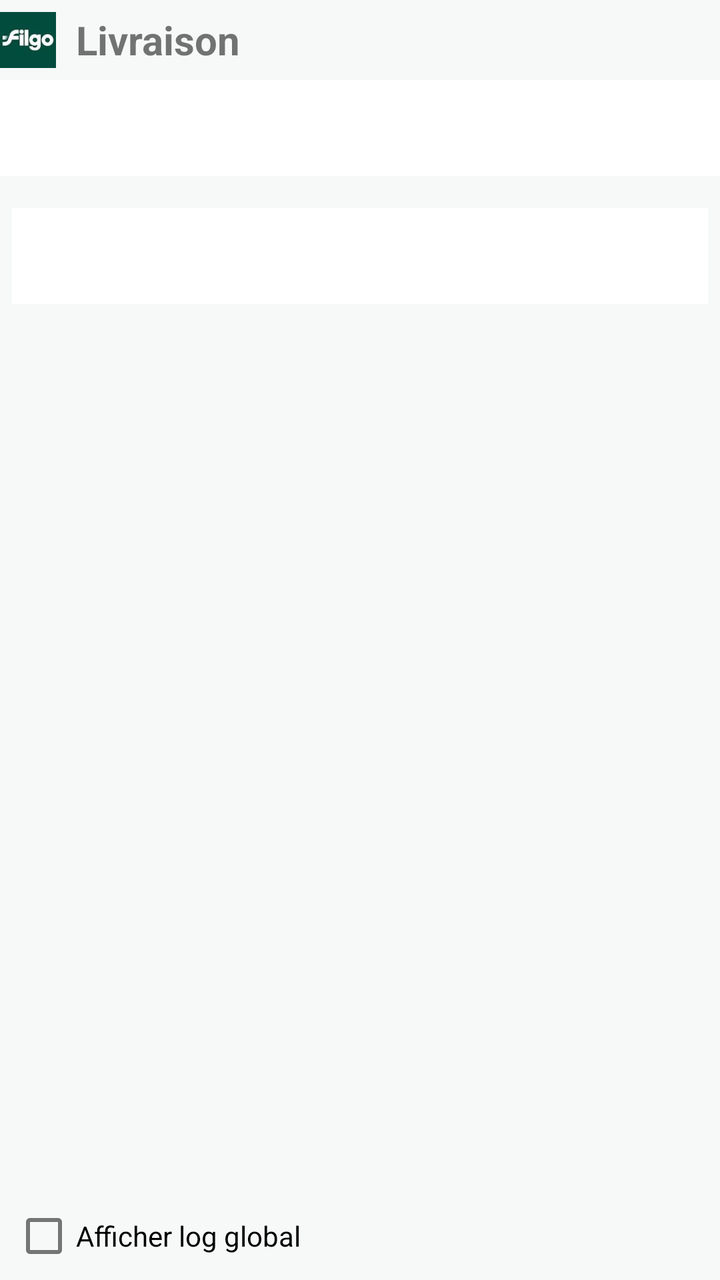
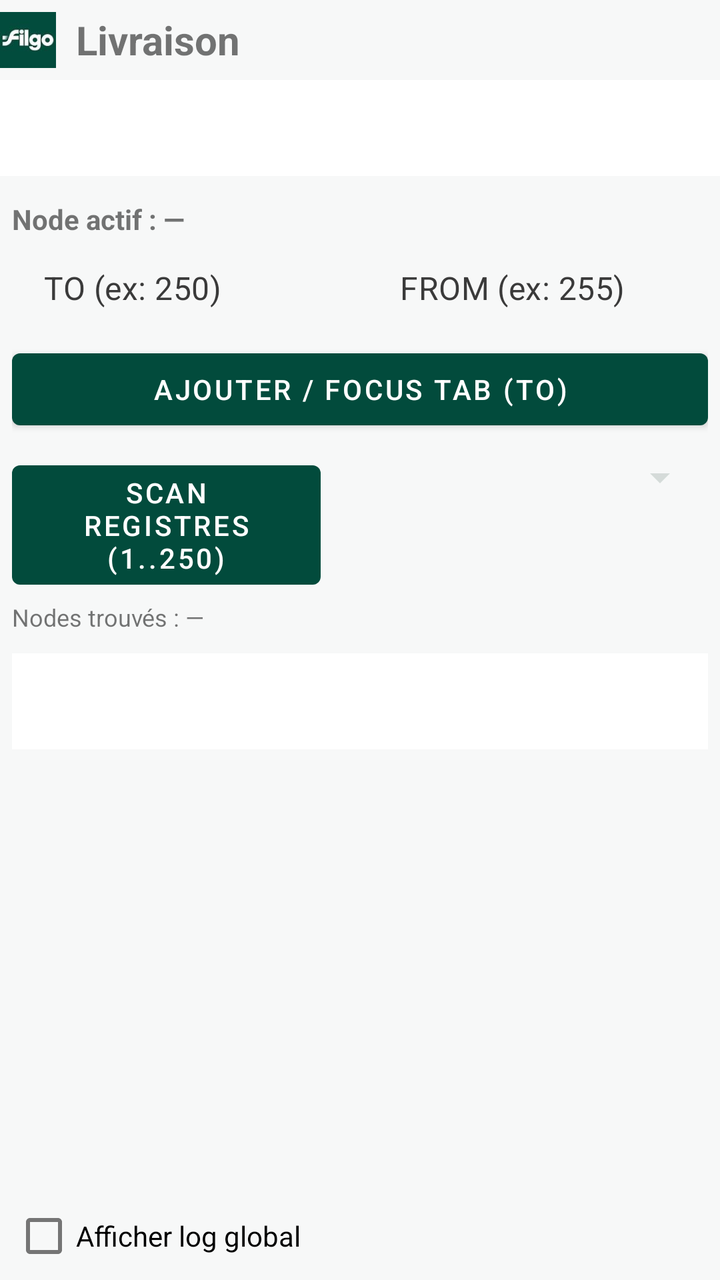

Compare the two renders of this Android layout. The source of the first and the diff that turns it into the second are given below.
<!-- AndroidManifest.xml: application theme Theme.LcrFilgoEnergie -->
<!-- res/layout/activity_main.xml -->
<LinearLayout xmlns:android="http://schemas.android.com/apk/res/android"
    xmlns:app="http://schemas.android.com/apk/res-auto"
    android:id="@+id/rootTabs"
    android:layout_width="match_parent"
    android:layout_height="match_parent"
    android:orientation="vertical">

    
    <LinearLayout
        android:id="@+id/headerFilgo"
        android:layout_width="match_parent"
        android:layout_height="wrap_content"
        android:orientation="horizontal"
        android:gravity="center_vertical"
        android:paddingTop="6dp"
        android:paddingBottom="6dp">

        <ImageView
            android:id="@+id/imgFilgo"
            android:layout_width="28dp"
            android:layout_height="28dp"
            android:src="@mipmap/logoenergie1"
            android:contentDescription="Filgo"
            android:scaleType="fitCenter" />

        <TextView
            android:id="@+id/txtHeaderLivraison"
            android:layout_width="wrap_content"
            android:layout_height="wrap_content"
            android:layout_marginStart="10dp"
            android:text="Livraison"
            android:textStyle="bold"
            android:textSize="20sp" />
    </LinearLayout>

    
    <com.google.android.material.tabs.TabLayout
        android:id="@+id/tabLayout"
        android:layout_width="match_parent"
        android:layout_height="wrap_content"
        app:tabMode="fixed"
        app:tabGravity="fill" />

    
    
    <LinearLayout
        android:id="@+id/pageMain"
        android:layout_width="match_parent"
        android:layout_height="0dp"
        android:layout_weight="1"
        android:orientation="vertical">

        <LinearLayout
            android:id="@+id/root"
            android:layout_width="match_parent"
            android:layout_height="match_parent"
            android:orientation="vertical"
            android:padding="6dp">
      
            
            <com.google.android.material.tabs.TabLayout
                android:id="@+id/tabRegisters"
                android:layout_width="match_parent"
                android:layout_height="wrap_content"
                android:layout_marginTop="10dp"
                app:tabMode="scrollable"
                app:tabGravity="fill" />

            <FrameLayout
                android:id="@+id/registerContainer"
                android:layout_width="match_parent"
                android:layout_height="0dp"
                android:layout_weight="1"
                android:layout_marginTop="6dp" />

            
            <CheckBox
                android:id="@+id/cbShowLog"
                android:layout_width="wrap_content"
                android:layout_height="wrap_content"
                android:layout_marginTop="8dp"
                android:text="Afficher log global"
                android:checked="false"
                android:minHeight="0dp"
                android:paddingTop="0dp"
                android:paddingBottom="0dp" />

            <LinearLayout
                android:id="@+id/logPanel"
                android:layout_width="match_parent"
                android:layout_height="180dp"
                android:orientation="vertical"
                android:layout_marginTop="4dp"
                android:visibility="gone">

                <ScrollView
                    android:id="@+id/logScroll"
                    android:layout_width="match_parent"
                    android:layout_height="0dp"
                    android:layout_weight="1"
                    android:fillViewport="true"
                    android:background="#111111">

                    <TextView
                        android:id="@+id/txtLog"
                        android:layout_width="match_parent"
                        android:layout_height="wrap_content"
                        android:typeface="monospace"
                        android:textIsSelectable="true"
                        android:textSize="12sp"
                        android:textColor="#00FF00"
                        android:padding="6dp" />
                </ScrollView>

                <LinearLayout
                    android:layout_width="match_parent"
                    android:layout_height="wrap_content"
                    android:orientation="horizontal"
                    android:gravity="end">

                    <Button
                        android:id="@+id/btnClearLog"
                        android:layout_width="wrap_content"
                        android:layout_height="wrap_content"
                        android:text="Clear log" />

                    <Button
                        android:id="@+id/btnCopyLog"
                        android:layout_width="wrap_content"
                        android:layout_height="wrap_content"
                        android:layout_marginStart="8dp"
                        android:text="Copy log" />

                    <Button
                        android:id="@+id/btnScrollDown"
                        android:layout_width="wrap_content"
                        android:layout_height="wrap_content"
                        android:layout_marginStart="8dp"
                        android:text="Scroll down" />
                </LinearLayout>

                <LinearLayout
                    android:layout_width="match_parent"
                    android:layout_height="wrap_content"
                    android:orientation="horizontal"
                    android:layout_marginTop="2dp">

                    <CheckBox
                        android:id="@+id/cbTxRx"
                        android:layout_width="wrap_content"
                        android:layout_height="wrap_content"
                        android:text="Afficher TX / RX"
                        android:checked="false"
                        android:minHeight="0dp"
                        android:paddingTop="0dp"
                        android:paddingBottom="0dp" />

                    <CheckBox
                        android:id="@+id/cbLogTs"
                        android:layout_width="wrap_content"
                        android:layout_height="wrap_content"
                        android:layout_marginStart="12dp"
                        android:text="Timestamps UI + IO + API"
                        android:checked="false"
                        android:minHeight="0dp"
                        android:paddingTop="0dp"
                        android:paddingBottom="0dp" />
                </LinearLayout>
            </LinearLayout>

        </LinearLayout>
    </LinearLayout>

    
    
    <LinearLayout
        android:id="@+id/pageApiFace"
        android:layout_width="match_parent"
        android:layout_height="0dp"
        android:layout_weight="1"
        android:orientation="vertical"
        android:visibility="gone">

        <Button
            android:id="@+id/btnDbBackup"
            android:layout_width="match_parent"
            android:layout_height="wrap_content"
            android:text="Backup DB (Downloads)"
            android:layout_margin="8dp" />

        
        <include
            layout="@layout/fragment_api_face"
            android:layout_width="match_parent"
            android:layout_height="0dp"
            android:layout_weight="1" />

    </LinearLayout>



  
  
  <LinearLayout
      android:id="@+id/pageConfigure"
      android:layout_width="match_parent"
      android:layout_height="0dp"
      android:layout_weight="1"
      android:orientation="vertical"
      android:visibility="gone">

    <LinearLayout
        android:layout_width="match_parent"
        android:layout_height="match_parent"
        android:orientation="vertical"
        android:padding="10dp">

      
      <LinearLayout
          android:layout_width="match_parent"
          android:layout_height="wrap_content"
          android:orientation="horizontal"
          android:gravity="center_vertical">

        <TextView
            android:layout_width="0dp"
            android:layout_height="wrap_content"
            android:layout_weight="1"
            android:text="Configure"
            android:textStyle="bold"
            android:textSize="18sp"/>

        <LinearLayout
            android:layout_width="wrap_content"
            android:layout_height="wrap_content"
            android:orientation="vertical"
            android:gravity="end">

          <TextView
              android:id="@+id/txtMediaActive"
              android:layout_width="wrap_content"
              android:layout_height="wrap_content"
              android:text="Média : —"
              android:textSize="12sp"
              android:textStyle="bold"/>

          <TextView
              android:id="@+id/txtNodesActive"
              android:layout_width="wrap_content"
              android:layout_height="wrap_content"
              android:text="Nodes : —"
              android:textSize="12sp"/>
        </LinearLayout>
      </LinearLayout>

      
      <TextView
          android:layout_width="match_parent"
          android:layout_height="wrap_content"
          android:layout_marginTop="10dp"
          android:text="USB"
          android:textStyle="bold"/>

      <LinearLayout
          android:layout_width="match_parent"
          android:layout_height="wrap_content"
          android:orientation="horizontal"
          android:layout_marginTop="4dp">

        <Button
            android:id="@+id/btnScanUsb"
            android:layout_width="0dp"
            android:layout_height="wrap_content"
            android:layout_weight="1"
            android:text="Scan USB"/>

        <Button
            android:id="@+id/btnPingUsb"
            android:layout_width="0dp"
            android:layout_height="wrap_content"
            android:layout_weight="1"
            android:layout_marginStart="8dp"
            android:text="Ouvrir/Ping USB"/>
      </LinearLayout>

      <Spinner
          android:id="@+id/spnUsbDevices"
          android:layout_width="match_parent"
          android:layout_height="wrap_content"
          android:layout_marginTop="4dp"/>



            <TextView
                android:id="@+id/txtActiveNode"
                android:layout_width="match_parent"
                android:layout_height="wrap_content"
                android:text="Node actif : —"
                android:textStyle="bold"
                android:layout_marginTop="6dp" />

            <LinearLayout
                android:layout_width="match_parent"
                android:layout_height="wrap_content"
                android:orientation="horizontal"
                android:layout_marginTop="4dp">

                <EditText
                    android:id="@+id/edtTo"
                    android:layout_width="0dp"
                    android:layout_height="wrap_content"
                    android:layout_weight="1"
                    android:hint="TO (ex: 250)"
                    android:inputType="number"
                    android:singleLine="true" />

                <EditText
                    android:id="@+id/edtFrom"
                    android:layout_width="0dp"
                    android:layout_height="wrap_content"
                    android:layout_weight="1"
                    android:layout_marginStart="8dp"
                    android:hint="FROM (ex: 255)"
                    android:inputType="number"
                    android:singleLine="true" />
            </LinearLayout>

            <Button
                android:id="@+id/btnAddRegisterTab"
                android:layout_width="match_parent"
                android:layout_height="wrap_content"
                android:text="Ajouter / Focus TAB (TO)"
                android:layout_marginTop="6dp" />

            
            <LinearLayout
                android:layout_width="match_parent"
                android:layout_height="wrap_content"
                android:orientation="horizontal"
                android:layout_marginTop="8dp">

                <Button
                    android:id="@+id/btnScanNodes"
                    android:layout_width="0dp"
                    android:layout_height="wrap_content"
                    android:layout_weight="1"
                    android:text="Scan registres (1..250)" />

                <Spinner
                    android:id="@+id/spnNodesFound"
                    android:layout_width="0dp"
                    android:layout_height="wrap_content"
                    android:layout_weight="1.2"
                    android:layout_marginStart="8dp" />
            </LinearLayout>

            <TextView
                android:id="@+id/txtNodesSummary"
                android:layout_width="match_parent"
                android:layout_height="wrap_content"
                android:text="Nodes trouvés : —"
                android:layout_marginTop="2dp"
                android:textSize="12sp" />




      
      <TextView
          android:layout_width="match_parent"
          android:layout_height="wrap_content"
          android:layout_marginTop="14dp"
          android:text="Bluetooth (appareils appairés)"
          android:textStyle="bold"/>

      <Spinner
          android:id="@+id/spnBtBonded"
          android:layout_width="match_parent"
          android:layout_height="wrap_content"
          android:layout_marginTop="4dp"/>

      <LinearLayout
          android:layout_width="match_parent"
          android:layout_height="wrap_content"
          android:orientation="horizontal"
          android:layout_marginTop="6dp">

        <Button
            android:id="@+id/btnBtRefresh"
            android:layout_width="0dp"
            android:layout_height="wrap_content"
            android:layout_weight="1"
            android:text="Refresh"/>

        <Button
            android:id="@+id/btnBtConnect"
            android:layout_width="0dp"
            android:layout_height="wrap_content"
            android:layout_weight="1"
            android:layout_marginStart="8dp"
            android:text="Connect"/>

        <Button
            android:id="@+id/btnBtDisconnect"
            android:layout_width="0dp"
            android:layout_height="wrap_content"
            android:layout_weight="1"
            android:layout_marginStart="8dp"
            android:text="Disconnect"/>
      </LinearLayout>

      <TextView
          android:id="@+id/txtBtStatus"
          android:layout_width="match_parent"
          android:layout_height="wrap_content"
          android:layout_marginTop="6dp"
          android:text="BT : —"
          android:textSize="12sp"/>

      
      <TextView
          android:layout_width="match_parent"
          android:layout_height="wrap_content"
          android:layout_marginTop="14dp"
          android:text="Wi‑Fi (bientôt)"
          android:textStyle="bold"/>

      <Button
          android:layout_width="match_parent"
          android:layout_height="wrap_content"
          android:enabled="false"
          android:text="Configurer Wi‑Fi (à venir)"/>

    </LinearLayout>
  </LinearLayout>

</LinearLayout>
<!-- res/layout/fragment_api_face.xml (included above) -->
<androidx.core.widget.NestedScrollView xmlns:android="http://schemas.android.com/apk/res/android"
    xmlns:app="http://schemas.android.com/apk/res-auto"
    android:id="@+id/apiFaceRootScroll"
    android:layout_width="match_parent"
    android:layout_height="match_parent"
    android:fillViewport="true"
    android:padding="12dp">

    <LinearLayout
        android:id="@+id/apiFaceRoot"
        android:layout_width="match_parent"
        android:layout_height="wrap_content"
        android:orientation="vertical">

        
        <com.google.android.material.card.MaterialCardView
            android:layout_width="match_parent"
            android:layout_height="wrap_content"
            app:cardUseCompatPadding="true"
            app:cardCornerRadius="14dp"
            app:strokeWidth="1dp"
            app:strokeColor="#22000000">

            <LinearLayout
                android:layout_width="match_parent"
                android:layout_height="wrap_content"
                android:orientation="vertical"
                android:padding="12dp">

                <TextView
                    android:id="@+id/txtApiTitle"
                    android:layout_width="match_parent"
                    android:layout_height="wrap_content"
                    android:text="API‑Face"
                    android:textStyle="bold"
                    android:textSize="18sp" />

                
                <TextView
                    android:id="@+id/txtApiStatus"
                    android:layout_width="match_parent"
                    android:layout_height="wrap_content"
                    android:text="Status: STOPPED"
                    android:textStyle="bold"
                    android:textSize="14sp"
                    android:layout_marginTop="8dp"
                    android:padding="10dp"
                    android:background="#0F000000" />

                
                <TextView
                    android:id="@+id/txtApiUrl"
                    android:layout_width="match_parent"
                    android:layout_height="wrap_content"
                    android:text="http://127.0.0.1:8765"
                    android:textIsSelectable="true"
                    android:textSize="13sp"
                    android:layout_marginTop="8dp" />

                
                <LinearLayout
                    android:layout_width="match_parent"
                    android:layout_height="wrap_content"
                    android:orientation="horizontal"
                    android:layout_marginTop="10dp">

                    <com.google.android.material.button.MaterialButton
                        android:id="@+id/btnApiStart"
                        android:layout_width="0dp"
                        android:layout_height="wrap_content"
                        android:layout_weight="1"
                        android:text="Start API" />

                    <com.google.android.material.button.MaterialButton
                        android:id="@+id/btnApiStop"
                        style="@style/Widget.MaterialComponents.Button.OutlinedButton"
                        android:layout_width="0dp"
                        android:layout_height="wrap_content"
                        android:layout_weight="1"
                        android:layout_marginStart="8dp"
                        android:text="Stop API" />
                </LinearLayout>

                
                <TextView
                    android:id="@+id/txtApiHowTo"
                    android:layout_width="match_parent"
                    android:layout_height="wrap_content"
                    android:layout_marginTop="10dp"
                    android:text="Workflow API : voir documentation interne / README."
                    android:textSize="13sp" />
            </LinearLayout>
        </com.google.android.material.card.MaterialCardView>

        
        
        

        
        <View
            android:layout_width="match_parent"
            android:layout_height="16dp" />

    </LinearLayout>
</androidx.core.widget.NestedScrollView>
<!-- resources referenced by this layout -->
<resources>
  <!-- mipmap logoenergie1: png bitmap (mipmap-hdpi, 8273 bytes) -->
  <style name="Theme.LcrFilgoEnergie" parent="Theme.MaterialComponents.DayNight.NoActionBar">
  
          
          <item name="colorPrimary">@color/filgo_green</item>
          <item name="colorPrimaryDark">@color/filgo_green_dark</item>
          <item name="colorSecondary">@color/filgo_green_light</item>
  
          
          <item name="colorAccent">@color/filgo_green_light</item>
  
          
          <item name="colorControlNormal">@color/outline</item>
          <item name="colorControlActivated">@color/outline_focus</item>
  
          
          <item name="android:windowBackground">@color/bg_app</item>
  
          
          <item name="buttonStyle">@style/FilgoButton</item>
          <item name="editTextStyle">@style/FilgoEditText</item>
  
      </style>
  <color name="filgo_green">#024B3C</color>
  <color name="filgo_green_dark">#01372C</color>
  <color name="filgo_green_light">#0B6B55</color>
  <color name="outline">#D5DBD9</color>
  <color name="outline_focus">@color/filgo_green</color>
  <color name="bg_app">#F7F8F8</color>
  <style name="FilgoButton" parent="Widget.MaterialComponents.Button">
          <item name="backgroundTint">@color/btn_primary_bg</item>
          <item name="android:textColor">@color/btn_primary_text</item>
          <item name="android:textAllCaps">false</item>
      </style>
  <style name="FilgoEditText" parent="Widget.MaterialComponents.TextInputEditText.OutlinedBox">
          <item name="android:textColor">@color/text_primary</item>
          <item name="android:textColorHint">@color/text_secondary</item>
          <item name="android:padding">10dp</item>
      </style>
  <color name="btn_primary_bg">@color/filgo_green</color>
  <color name="btn_primary_text">@color/text_on_green</color>
  <color name="text_primary">#111111</color>
  <color name="text_secondary">#3A3A3A</color>
  <color name="text_on_green">#FFFFFF</color>
</resources>

<!-- the commit's change to res/layout/activity_main.xml (unified diff, before → after) -->
@@ -57,6 +57,79 @@
             android:orientation="vertical"
             android:padding="6dp">
       
+
+
+            <TextView
+                android:id="@+id/txtActiveNode"
+                android:layout_width="match_parent"
+                android:layout_height="wrap_content"
+                android:text="Node actif : —"
+                android:textStyle="bold"
+                android:layout_marginTop="6dp" />
+
+            <LinearLayout
+                android:layout_width="match_parent"
+                android:layout_height="wrap_content"
+                android:orientation="horizontal"
+                android:layout_marginTop="4dp">
+
+                <EditText
+                    android:id="@+id/edtTo"
+                    android:layout_width="0dp"
+                    android:layout_height="wrap_content"
+                    android:layout_weight="1"
+                    android:hint="TO (ex: 250)"
+                    android:inputType="number"
+                    android:singleLine="true" />
+
+                <EditText
+                    android:id="@+id/edtFrom"
+                    android:layout_width="0dp"
+                    android:layout_height="wrap_content"
+                    android:layout_weight="1"
+                    android:layout_marginStart="8dp"
+                    android:hint="FROM (ex: 255)"
+                    android:inputType="number"
+                    android:singleLine="true" />
+            </LinearLayout>
+
+            <Button
+                android:id="@+id/btnAddRegisterTab"
+                android:layout_width="match_parent"
+                android:layout_height="wrap_content"
+                android:text="Ajouter / Focus TAB (TO)"
+                android:layout_marginTop="6dp" />
+
+            
+            <LinearLayout
+                android:layout_width="match_parent"
+                android:layout_height="wrap_content"
+                android:orientation="horizontal"
+                android:layout_marginTop="8dp">
+
+                <Button
+                    android:id="@+id/btnScanNodes"
+                    android:layout_width="0dp"
+                    android:layout_height="wrap_content"
+                    android:layout_weight="1"
+                    android:text="Scan registres (1..250)" />
+
+                <Spinner
+                    android:id="@+id/spnNodesFound"
+                    android:layout_width="0dp"
+                    android:layout_height="wrap_content"
+                    android:layout_weight="1.2"
+                    android:layout_marginStart="8dp" />
+            </LinearLayout>
+
+            <TextView
+                android:id="@+id/txtNodesSummary"
+                android:layout_width="match_parent"
+                android:layout_height="wrap_content"
+                android:text="Nodes trouvés : —"
+                android:layout_marginTop="2dp"
+                android:textSize="12sp" />
+
             
             <com.google.android.material.tabs.TabLayout
                 android:id="@+id/tabRegisters"
@@ -289,82 +362,6 @@
           android:layout_height="wrap_content"
           android:layout_marginTop="4dp"/>
 
-
-
-            <TextView
-                android:id="@+id/txtActiveNode"
-                android:layout_width="match_parent"
-                android:layout_height="wrap_content"
-                android:text="Node actif : —"
-                android:textStyle="bold"
-                android:layout_marginTop="6dp" />
-
-            <LinearLayout
-                android:layout_width="match_parent"
-                android:layout_height="wrap_content"
-                android:orientation="horizontal"
-                android:layout_marginTop="4dp">
-
-                <EditText
-                    android:id="@+id/edtTo"
-                    android:layout_width="0dp"
-                    android:layout_height="wrap_content"
-                    android:layout_weight="1"
-                    android:hint="TO (ex: 250)"
-                    android:inputType="number"
-                    android:singleLine="true" />
-
-                <EditText
-                    android:id="@+id/edtFrom"
-                    android:layout_width="0dp"
-                    android:layout_height="wrap_content"
-                    android:layout_weight="1"
-                    android:layout_marginStart="8dp"
-                    android:hint="FROM (ex: 255)"
-                    android:inputType="number"
-                    android:singleLine="true" />
-            </LinearLayout>
-
-            <Button
-                android:id="@+id/btnAddRegisterTab"
-                android:layout_width="match_parent"
-                android:layout_height="wrap_content"
-                android:text="Ajouter / Focus TAB (TO)"
-                android:layout_marginTop="6dp" />
-
-            
-            <LinearLayout
-                android:layout_width="match_parent"
-                android:layout_height="wrap_content"
-                android:orientation="horizontal"
-                android:layout_marginTop="8dp">
-
-                <Button
-                    android:id="@+id/btnScanNodes"
-                    android:layout_width="0dp"
-                    android:layout_height="wrap_content"
-                    android:layout_weight="1"
-                    android:text="Scan registres (1..250)" />
-
-                <Spinner
-                    android:id="@+id/spnNodesFound"
-                    android:layout_width="0dp"
-                    android:layout_height="wrap_content"
-                    android:layout_weight="1.2"
-                    android:layout_marginStart="8dp" />
-            </LinearLayout>
-
-            <TextView
-                android:id="@+id/txtNodesSummary"
-                android:layout_width="match_parent"
-                android:layout_height="wrap_content"
-                android:text="Nodes trouvés : —"
-                android:layout_marginTop="2dp"
-                android:textSize="12sp" />
-
-
-
-
       
       <TextView
           android:layout_width="match_parent"
@@ -416,6 +413,65 @@
           android:layout_marginTop="6dp"
           android:text="BT : —"
           android:textSize="12sp"/>
+
+ 
+ <TextView
+ android:layout_width="match_parent"
+ android:layout_height="wrap_content"
+ android:layout_marginTop="14dp"
+ android:text="Scan registres (1..250)"
+ android:textStyle="bold"/>
+
+ <LinearLayout
+ android:layout_width="match_parent"
+ android:layout_height="wrap_content"
+ android:orientation="horizontal"
+ android:layout_marginTop="6dp">
+
+ <Button
+ android:id="@+id/btnScanUsbRegs"
+ android:layout_width="0dp"
+ android:layout_height="wrap_content"
+ android:layout_weight="1"
+ android:text="Scan USB"/>
+
+ <Button
+ android:id="@+id/btnScanBtRegs"
+ android:layout_width="0dp"
+ android:layout_height="wrap_content"
+ android:layout_weight="1"
+ android:layout_marginStart="8dp"
+ android:text="Scan BT"/>
+ </LinearLayout>
+
+ 
+ <TextView
+ android:layout_width="match_parent"
+ android:layout_height="wrap_content"
+ android:layout_marginTop="8dp"
+ android:text="Registres trouvés (dernier scan) :"
+ android:textSize="12sp"
+ android:textStyle="bold"/>
+
+ <ScrollView
+ android:id="@+id/scrollRegsFound"
+ android:layout_width="match_parent"
+ android:layout_height="140dp"
+ android:fillViewport="true"
+ android:background="#111111"
+ android:layout_marginTop="4dp">
+
+ <TextView
+ android:id="@+id/txtRegsFound"
+ android:layout_width="match_parent"
+ android:layout_height="wrap_content"
+ android:padding="6dp"
+ android:typeface="monospace"
+ android:textColor="#00FF00"
+ android:textSize="12sp"
+ android:text="—"/>
+ </ScrollView>
+
 
       
       <TextView
